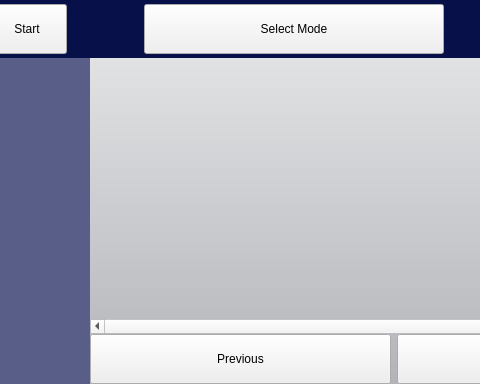
The window that IntelliGraph/mainwindow.ui (SEGroup10/IntelliGraph) describes before a commit, drawn with Qt 5; both pictures show x 110 to 590 and y 0 to 384 of the 808 by 384 pixel window.
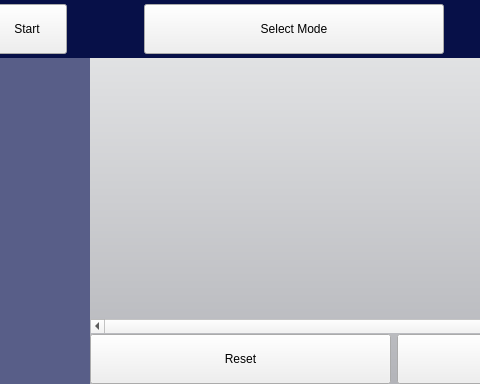
The same window after the commit. Icons and pictures are not drawn.

Patch:
```diff
--- a/IntelliGraph/mainwindow.ui
+++ b/IntelliGraph/mainwindow.ui
@@ -250,7 +250,7 @@
                 </sizepolicy>
                </property>
                <property name="text">
-                <string>Previous</string>
+                <string>Reset</string>
                </property>
               </widget>
              </item>
```
Left out of the diff: 2 changed lines with no effect on the pictures.
